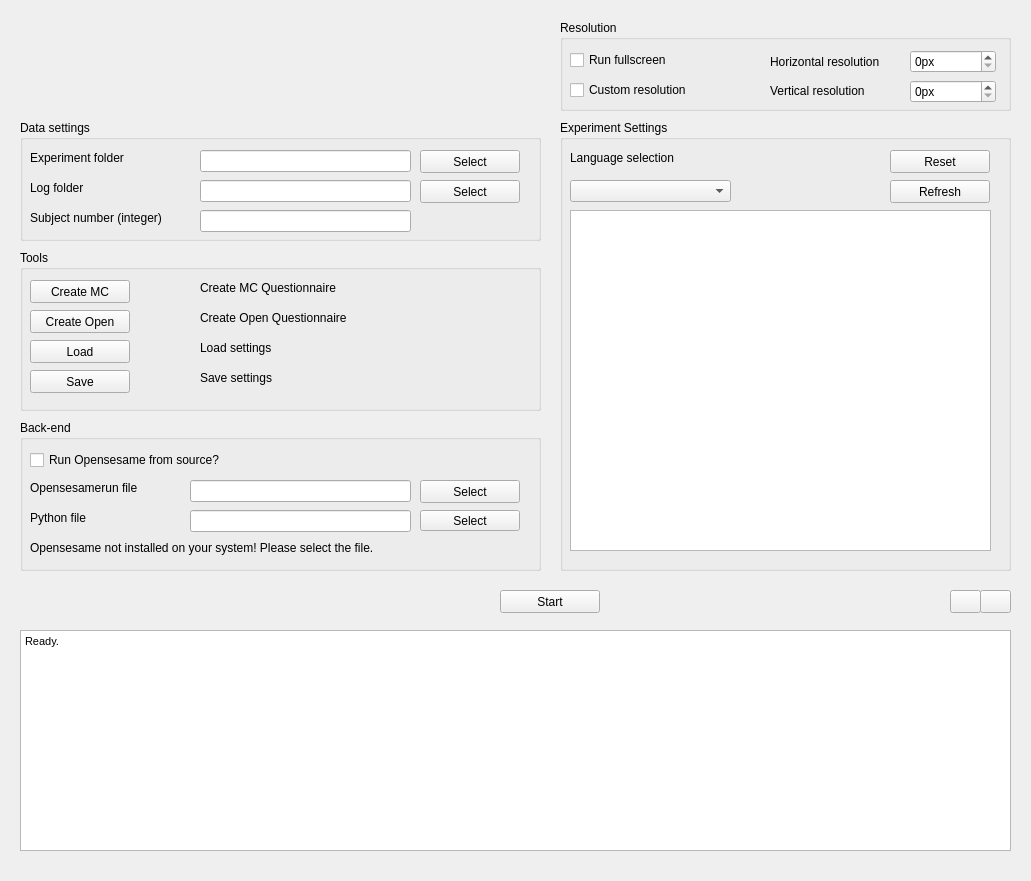
This is opensesametoolbox_resources/experimentmanager.ui in dev-jam/opensesame-toolbox as Qt 5 draws it before an edit. The edited form follows.
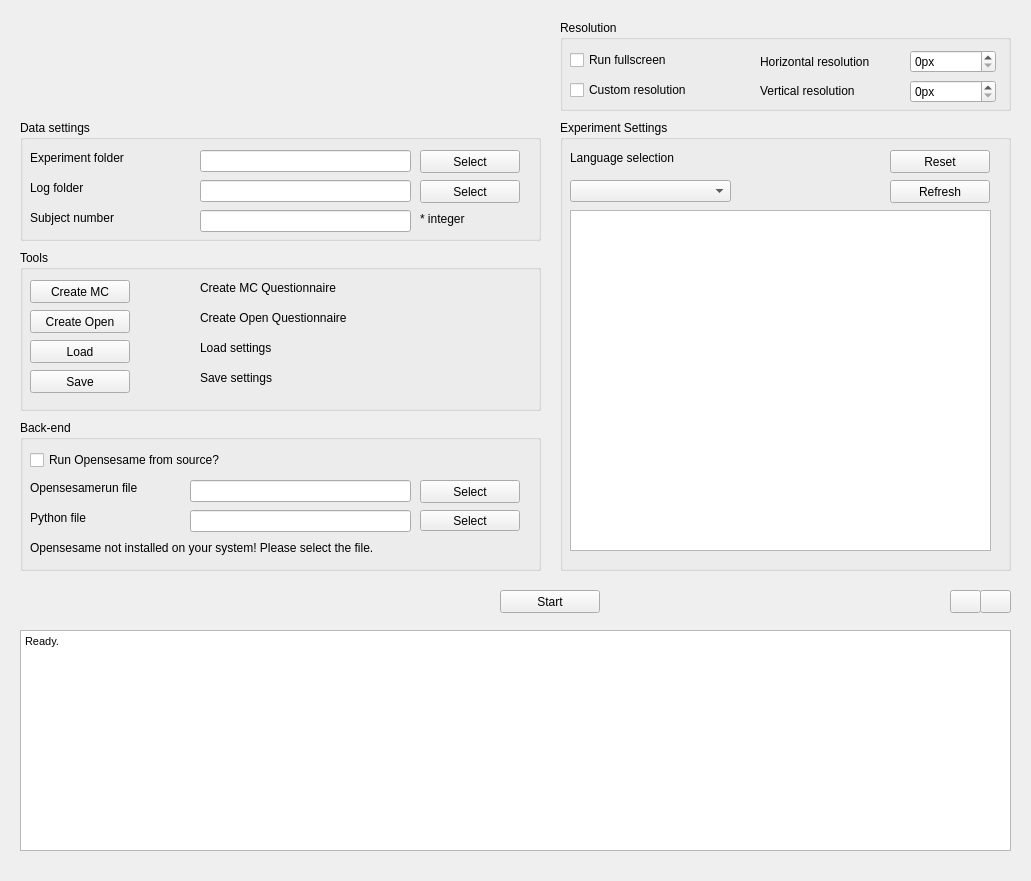
This is the edited form. Icons and pictures are not drawn.

Commit message: Fixed experiment manager ui

Patch:
```diff
--- a/opensesametoolbox_resources/experimentmanager.ui
+++ b/opensesametoolbox_resources/experimentmanager.ui
@@ -63,7 +63,7 @@
       <rect>
        <x>10</x>
        <y>30</y>
-       <width>110</width>
+       <width>151</width>
        <height>16</height>
       </rect>
      </property>
@@ -85,7 +85,7 @@
       <rect>
        <x>10</x>
        <y>60</y>
-       <width>62</width>
+       <width>91</width>
        <height>16</height>
       </rect>
      </property>
@@ -222,7 +222,7 @@
       <rect>
        <x>10</x>
        <y>90</y>
-       <width>158</width>
+       <width>141</width>
        <height>16</height>
       </rect>
      </property>
@@ -236,7 +236,7 @@
       <string>Insert the subject number</string>
      </property>
      <property name="text">
-      <string>Subject number (integer)</string>
+      <string>Subject number</string>
      </property>
     </widget>
     <widget class="QLineEdit" name="subjectLineEdit">
@@ -255,6 +255,19 @@
       </sizepolicy>
      </property>
     </widget>
+    <widget class="QLabel" name="label">
+     <property name="geometry">
+      <rect>
+       <x>400</x>
+       <y>90</y>
+       <width>121</width>
+       <height>18</height>
+      </rect>
+     </property>
+     <property name="text">
+      <string>* integer</string>
+     </property>
+    </widget>
    </widget>
    <widget class="QGroupBox" name="groupBox_2">
     <property name="geometry">
@@ -273,7 +286,7 @@
       <rect>
        <x>10</x>
        <y>30</y>
-       <width>113</width>
+       <width>161</width>
        <height>20</height>
       </rect>
      </property>
@@ -292,7 +305,7 @@
       <rect>
        <x>10</x>
        <y>60</y>
-       <width>138</width>
+       <width>181</width>
        <height>20</height>
       </rect>
      </property>
@@ -309,9 +322,9 @@
     <widget class="QLabel" name="resolutionHorizontalLabel">
      <property name="geometry">
       <rect>
-       <x>210</x>
+       <x>200</x>
        <y>34</y>
-       <width>129</width>
+       <width>151</width>
        <height>16</height>
       </rect>
      </property>
@@ -328,9 +341,9 @@
     <widget class="QLabel" name="resolutionVerticalLabel">
      <property name="geometry">
       <rect>
-       <x>210</x>
+       <x>200</x>
        <y>63</y>
-       <width>114</width>
+       <width>151</width>
        <height>16</height>
       </rect>
      </property>
@@ -394,7 +407,7 @@
       <rect>
        <x>10</x>
        <y>30</y>
-       <width>219</width>
+       <width>271</width>
        <height>20</height>
       </rect>
      </property>
@@ -419,7 +432,7 @@
       <rect>
        <x>10</x>
        <y>60</y>
-       <width>125</width>
+       <width>151</width>
        <height>16</height>
       </rect>
      </property>
@@ -441,7 +454,7 @@
       <rect>
        <x>10</x>
        <y>90</y>
-       <width>65</width>
+       <width>101</width>
        <height>16</height>
       </rect>
      </property>
@@ -569,7 +582,7 @@
       <rect>
        <x>10</x>
        <y>120</y>
-       <width>407</width>
+       <width>501</width>
        <height>16</height>
       </rect>
      </property>
@@ -601,7 +614,7 @@
       <rect>
        <x>10</x>
        <y>30</y>
-       <width>123</width>
+       <width>171</width>
        <height>16</height>
       </rect>
      </property>
@@ -745,7 +758,7 @@
       <rect>
        <x>180</x>
        <y>90</y>
-       <width>85</width>
+       <width>111</width>
        <height>16</height>
       </rect>
      </property>
@@ -795,7 +808,7 @@
       <rect>
        <x>180</x>
        <y>120</y>
-       <width>85</width>
+       <width>111</width>
        <height>16</height>
       </rect>
      </property>
@@ -814,7 +827,7 @@
       <rect>
        <x>180</x>
        <y>60</y>
-       <width>171</width>
+       <width>211</width>
        <height>16</height>
       </rect>
      </property>
@@ -932,7 +945,7 @@
       <rect>
        <x>180</x>
        <y>30</y>
-       <width>156</width>
+       <width>201</width>
        <height>16</height>
       </rect>
      </property>
```
The commit also changes 4 other files.
